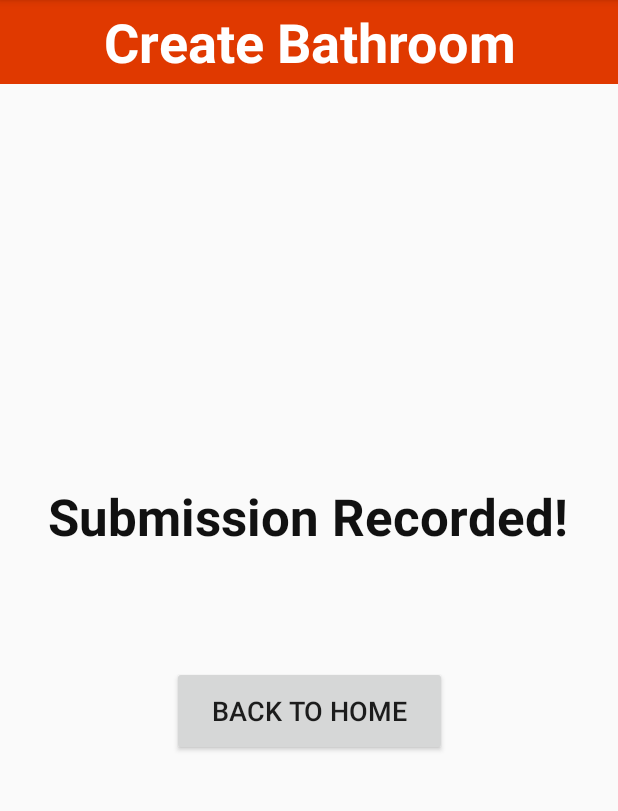
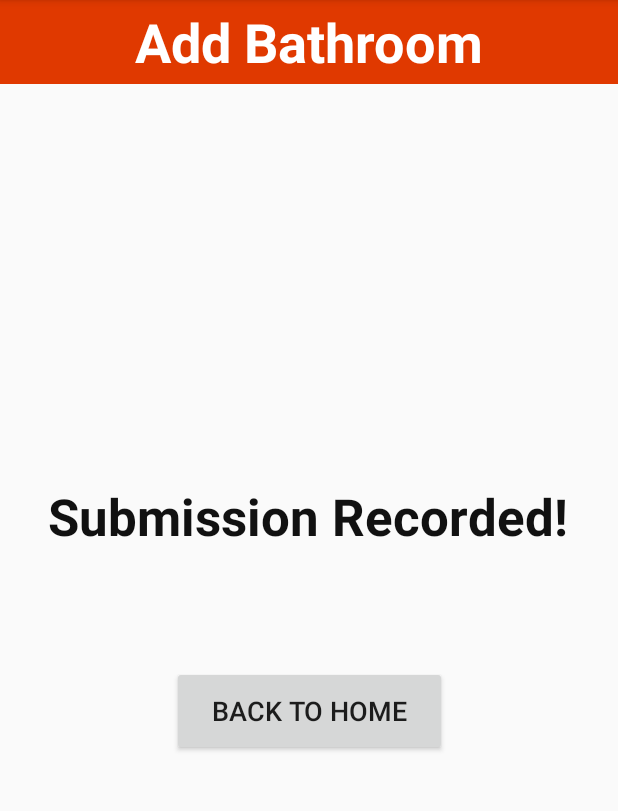
Before and after one commit to ariannakan/Got2GoApp, an Android app: the CreateActivity screen opened directly, with no data from a screen before it, on a phone screen of 412 x 824 dp, the part 84-895 px from its top. Run offline under Robolectric (Android 15) with nearby library versions, the phone set to English and light mode, and no system bars.

Commit message:
Create Changed to Add Bathroom

```diff
--- a/app/src/main/res/layout/activity_create.xml
+++ b/app/src/main/res/layout/activity_create.xml
@@ -61,7 +61,7 @@
                 android:layout_width="match_parent"
                 android:layout_height="match_parent"
                 android:gravity="center"
-                android:text="Create Bathroom"
+                android:text="Add Bathroom"
                 android:textColor="#FFFFFF"
                 android:textSize="36sp"
                 android:textStyle="bold" />
```
